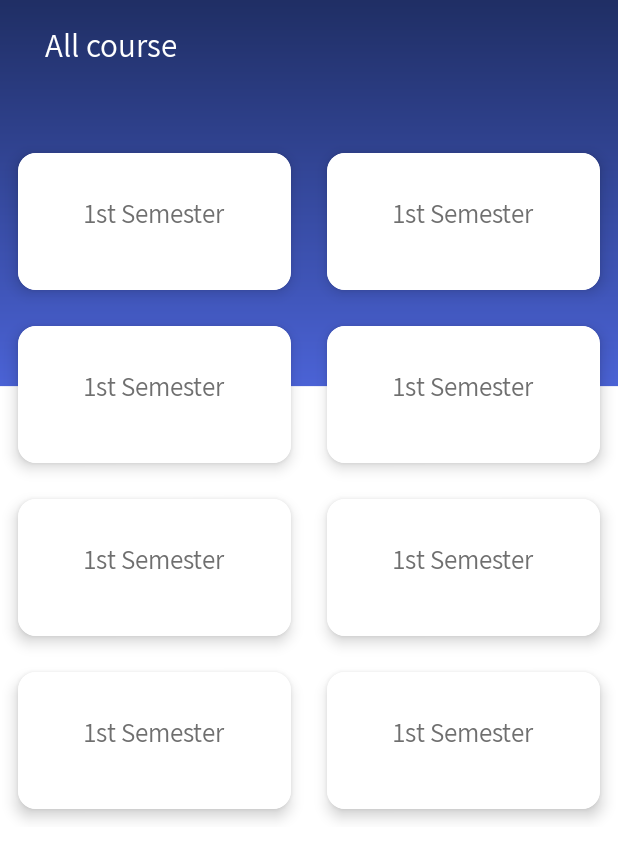
After one commit to IIT-NSTU/IIT-NSTU-app, an Android app: the AllCourseMain screen opened directly, with no data from a screen before it, on a phone screen of 412 x 824 dp. The commit adds this screen. Shown: the top 860 px of the screen. Run offline under Robolectric (Android 15) with nearby library versions, the phone set to English and light mode, and no system bars; Roboto replaces fonts that are not available here.

Commit message:
3/26/20 4.44pm All course details updated.

```diff
--- a/app/build.gradle
+++ b/app/build.gradle
@@ -3,9 +3,9 @@ apply plugin: 'com.android.application'
 android {
 
 
-        lintOptions {
-            checkReleaseBuilds false
-        }
+    lintOptions {
+        checkReleaseBuilds false
+    }
 
     compileSdkVersion 29
     buildToolsVersion "29.0.2"
--- /dev/null
+++ b/app/src/main/java/com/example/iitnstu/AllCourseMain.java
@@ -0,0 +1,14 @@
+package com.example.iitnstu;
+
+import androidx.appcompat.app.AppCompatActivity;
+
+import android.os.Bundle;
+
+public class AllCourseMain extends AppCompatActivity {
+
+    @Override
+    protected void onCreate(Bundle savedInstanceState) {
+        super.onCreate(savedInstanceState);
+        setContentView(R.layout.activity_all_course_main);
+    }
+}
--- a/app/src/main/java/com/example/iitnstu/Allcourse.java
+++ b/app/src/main/java/com/example/iitnstu/Allcourse.java
@@ -14,7 +14,8 @@ public class Allcourse extends AppCompatActivity {
         super.onCreate(savedInstanceState);
         setContentView(R.layout.activity_allcourse);
 
-        syllabus2 = (PDFView) findViewById(R.id.Pdf);
-        syllabus2.fromAsset("Syllabus.pdf").load();
+        //syllabus2 = (PDFView) findViewById(R.id.Pdf);
+        //syllabus2.fromAsset("Syllabus.pdf").load();
     }
+
 }
--- a/app/src/main/java/com/example/iitnstu/HomeActivity.java
+++ b/app/src/main/java/com/example/iitnstu/HomeActivity.java
@@ -45,8 +45,8 @@ public class HomeActivity extends AppCompatActivity {
         startActivity(intent);
     }
 
-    public void startAllcourse(View view){
-        Intent intent=new Intent(HomeActivity.this, Allcourse.class);
+    public void startAllCourse(View view){
+        Intent intent=new Intent(HomeActivity.this, AllCourseMain.class);
         startActivity(intent);
     }
 }
--- /dev/null
+++ b/app/src/main/res/layout/activity_all_course_main.xml
@@ -0,0 +1,322 @@
+<?xml version="1.0" encoding="utf-8"?>
+<ScrollView xmlns:android="http://schemas.android.com/apk/res/android"
+    xmlns:app="http://schemas.android.com/apk/res-auto"
+    xmlns:tools="http://schemas.android.com/tools"
+    android:layout_width="match_parent"
+    android:layout_height="match_parent"
+    android:background="@drawable/bgapps"
+    tools:ignore="contentDescription"
+    tools:context=".HomeActivity">
+
+
+    <LinearLayout
+        android:layout_width="match_parent"
+        android:layout_height="wrap_content"
+        android:orientation="vertical">
+
+        <RelativeLayout
+            android:layout_width="match_parent"
+            android:layout_height="wrap_content"
+            android:layout_marginRight="20dp"
+            android:layout_marginLeft="20dp">
+
+            <TextView
+                android:layout_width="wrap_content"
+                android:layout_height="wrap_content"
+                android:layout_marginStart="10dp"
+                android:layout_marginTop="15dp"
+                android:layout_marginEnd="20dp"
+                android:layout_marginBottom="45dp"
+                android:fontFamily="@font/assistant_regular"
+                android:text="All course"
+                android:textColor="#FFFFFF"
+                android:textSize="22sp" />
+
+
+        </RelativeLayout>
+
+        <GridLayout
+            android:layout_width="match_parent"
+            android:layout_height="wrap_content"
+            android:columnCount="2"
+            android:rowCount="3"
+            android:alignmentMode="alignMargins"
+            android:columnOrderPreserved="false">
+
+            <androidx.cardview.widget.CardView
+                android:layout_width="wrap_content"
+                android:layout_height="wrap_content"
+                android:layout_rowWeight="1"
+                android:layout_columnWeight="1"
+                android:layout_margin="12dp"
+                app:cardBackgroundColor="#FFFFFF"
+                app:cardCornerRadius="12dp"
+                app:cardElevation="6dp">
+
+                <LinearLayout
+                    android:layout_width="match_parent"
+                    android:layout_height="match_parent"
+                    android:background="@color/cardview_light_background"
+                    android:gravity="center"
+                    android:onClick="onClick"
+                    android:orientation="vertical"
+                    android:padding="16dp">
+
+
+
+                    <TextView
+                        android:layout_width="wrap_content"
+                        android:layout_height="wrap_content"
+                        android:layout_marginTop="12dp"
+                        android:fontFamily="@font/assistant_regular"
+                        android:text=" 1st Semester \n"
+                        android:textColor="#6f6f6f"
+                        android:textSize="18sp" />
+
+                </LinearLayout>
+            </androidx.cardview.widget.CardView>
+
+            <androidx.cardview.widget.CardView
+                android:layout_width="wrap_content"
+                android:layout_height="wrap_content"
+                android:layout_rowWeight="1"
+                android:layout_columnWeight="1"
+                android:layout_margin="12dp"
+                app:cardBackgroundColor="#FFFFFF"
+                app:cardCornerRadius="12dp"
+                app:cardElevation="6dp">
+
+                <LinearLayout
+                    android:layout_width="match_parent"
+                    android:layout_height="match_parent"
+                    android:background="@color/cardview_light_background"
+                    android:gravity="center"
+                    android:onClick="onClick"
+                    android:orientation="vertical"
+                    android:padding="16dp">
+
+
+
+                    <TextView
+                        android:layout_width="wrap_content"
+                        android:layout_height="wrap_content"
+                        android:layout_marginTop="12dp"
+                        android:fontFamily="@font/assistant_regular"
+                        android:text=" 1st Semester \n"
+                        android:textColor="#6f6f6f"
+                        android:textSize="18sp" />
+
+                </LinearLayout>
+            </androidx.cardview.widget.CardView>
+
+            <androidx.cardview.widget.CardView
+                android:layout_width="wrap_content"
+                android:layout_height="wrap_content"
+                android:layout_rowWeight="1"
+                android:layout_columnWeight="1"
+                android:layout_margin="12dp"
+                app:cardBackgroundColor="#FFFFFF"
+                app:cardCornerRadius="12dp"
+                app:cardElevation="6dp">
+
+                <LinearLayout
+                    android:layout_width="match_parent"
+                    android:layout_height="match_parent"
+                    android:background="@color/cardview_light_background"
+                    android:gravity="center"
+                    android:onClick="onClick"
+                    android:orientation="vertical"
+                    android:padding="16dp">
+
+
+
+                    <TextView
+                        android:layout_width="wrap_content"
+                        android:layout_height="wrap_content"
+                        android:layout_marginTop="12dp"
+                        android:fontFamily="@font/assistant_regular"
+                        android:text=" 1st Semester \n"
+                        android:textColor="#6f6f6f"
+                        android:textSize="18sp" />
+
+                </LinearLayout>
+            </androidx.cardview.widget.CardView>
+
+            <androidx.cardview.widget.CardView
+                android:layout_width="wrap_content"
+                android:layout_height="wrap_content"
+                android:layout_rowWeight="1"
+                android:layout_columnWeight="1"
+                android:layout_margin="12dp"
+                app:cardBackgroundColor="#FFFFFF"
+                app:cardCornerRadius="12dp"
+                app:cardElevation="6dp">
+
+                <LinearLayout
+                    android:layout_width="match_parent"
+                    android:layout_height="match_parent"
+                    android:background="@color/cardview_light_background"
+                    android:gravity="center"
+                    android:onClick="onClick"
+                    android:orientation="vertical"
+                    android:padding="16dp">
+
+
+
+                    <TextView
+                        android:layout_width="wrap_content"
+                        android:layout_height="wrap_content"
+                        android:layout_marginTop="12dp"
+                        android:fontFamily="@font/assistant_regular"
+                        android:text=" 1st Semester \n"
+                        android:textColor="#6f6f6f"
+                        android:textSize="18sp" />
+
+                </LinearLayout>
+            </androidx.cardview.widget.CardView>
+
+            <androidx.cardview.widget.CardView
+                android:layout_width="wrap_content"
+                android:layout_height="wrap_content"
+                android:layout_rowWeight="1"
+                android:layout_columnWeight="1"
+                android:layout_margin="12dp"
+                app:cardBackgroundColor="#FFFFFF"
+                app:cardCornerRadius="12dp"
+                app:cardElevation="6dp">
+
+                <LinearLayout
+                    android:layout_width="match_parent"
+                    android:layout_height="match_parent"
+                    android:background="@color/cardview_light_background"
+                    android:gravity="center"
+                    android:onClick="onClick"
+                    android:orientation="vertical"
+                    android:padding="16dp">
+
+
+
+                    <TextView
+                        android:layout_width="wrap_content"
+                        android:layout_height="wrap_content"
+                        android:layout_marginTop="12dp"
+                        android:fontFamily="@font/assistant_regular"
+                        android:text=" 1st Semester \n"
+                        android:textColor="#6f6f6f"
+                        android:textSize="18sp" />
+
+                </LinearLayout>
+            </androidx.cardview.widget.CardView>
+
+            <androidx.cardview.widget.CardView
+                android:layout_width="wrap_content"
+                android:layout_height="wrap_content"
+                android:layout_rowWeight="1"
+                android:layout_columnWeight="1"
+                android:layout_margin="12dp"
+                app:cardBackgroundColor="#FFFFFF"
+                app:cardCornerRadius="12dp"
+                app:cardElevation="6dp">
+
+                <LinearLayout
+                    android:layout_width="match_parent"
+                    android:layout_height="match_parent"
+                    android:background="@color/cardview_light_background"
+                    android:gravity="center"
+                    android:onClick="onClick"
+                    android:orientation="vertical"
+                    android:padding="16dp">
+
+
+
+                    <TextView
+                        android:layout_width="wrap_content"
+                        android:layout_height="wrap_content"
+                        android:layout_marginTop="12dp"
+                        android:fontFamily="@font/assistant_regular"
+                        android:text=" 1st Semester \n"
+                        android:textColor="#6f6f6f"
+                        android:textSize="18sp" />
+
+                </LinearLayout>
+            </androidx.cardview.widget.CardView>
+
+            <androidx.cardview.widget.CardView
+                android:layout_width="wrap_content"
+                android:layout_height="wrap_content"
+                android:layout_rowWeight="1"
+                android:layout_columnWeight="1"
+                android:layout_margin="12dp"
+                app:cardBackgroundColor="#FFFFFF"
+                app:cardCornerRadius="12dp"
+                app:cardElevation="6dp">
+
+                <LinearLayout
+                    android:layout_width="match_parent"
+                    android:layout_height="match_parent"
+                    android:background="@color/cardview_light_background"
+                    android:gravity="center"
+                    android:onClick="onClick"
+                    android:orientation="vertical"
+                    android:padding="16dp">
+
+
+
+                    <TextView
+                        android:layout_width="wrap_content"
+                        android:layout_height="wrap_content"
+                        android:layout_marginTop="12dp"
+                        android:fontFamily="@font/assistant_regular"
+                        android:text=" 1st Semester \n"
+                        android:textColor="#6f6f6f"
+                        android:textSize="18sp" />
+
+                </LinearLayout>
+            </androidx.cardview.widget.CardView>
+
+            <androidx.cardview.widget.CardView
+                android:layout_width="wrap_content"
+                android:layout_height="wrap_content"
+                android:layout_rowWeight="1"
+                android:layout_columnWeight="1"
+                android:layout_margin="12dp"
+                app:cardBackgroundColor="#FFFFFF"
+                app:cardCornerRadius="12dp"
+                app:cardElevation="6dp">
+
+                <LinearLayout
+                    android:layout_width="match_parent"
+                    android:layout_height="match_parent"
+                    android:background="@color/cardview_light_background"
+                    android:gravity="center"
+                    android:onClick="onClick"
+                    android:orientation="vertical"
+                    android:padding="16dp">
+
+
+
+                    <TextView
+                        android:layout_width="wrap_content"
+                        android:layout_height="wrap_content"
+                        android:layout_marginTop="12dp"
+                        android:fontFamily="@font/assistant_regular"
+                        android:text=" 1st Semester \n"
+                        android:textColor="#6f6f6f"
+                        android:textSize="18sp" />
+
+                </LinearLayout>
+            </androidx.cardview.widget.CardView>
+
+
+
+
+
+        </GridLayout>
+
+
+
+
+
+
+    </LinearLayout>
+</ScrollView>
--- a/app/src/main/res/layout/activity_home.xml
+++ b/app/src/main/res/layout/activity_home.xml
@@ -321,7 +321,7 @@
                     android:layout_width="match_parent"
                     android:layout_height="match_parent"
                     android:gravity="center"
-                    android:onClick="startAllcourse"
+                    android:onClick="startAllCourse"
                     android:orientation="vertical"
                     android:padding="16dp">
 
```
Also changed, not shown: app/src/main/AndroidManifest.xml (+4 -3 lines).
